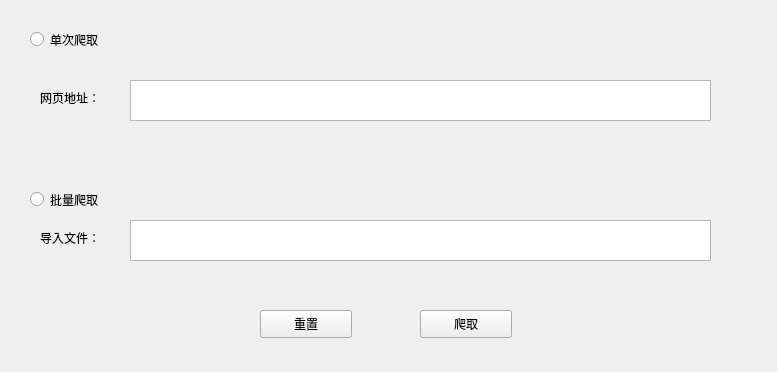
First picture: the form in spider.ui, repository Y-Matin/NewsSpider, before the edit.
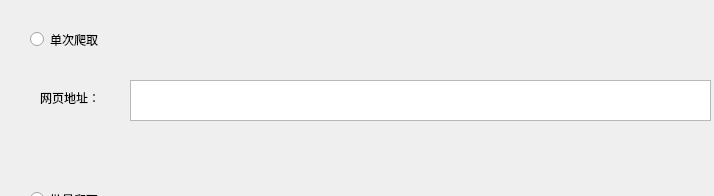
Second picture: the form after the edit. Icons and pictures are not drawn.

Diff of the .ui file:
```diff
--- a/spider.ui
+++ b/spider.ui
@@ -6,8 +6,8 @@
    <rect>
     <x>0</x>
     <y>0</y>
-    <width>777</width>
-    <height>372</height>
+    <width>714</width>
+    <height>196</height>
    </rect>
   </property>
   <property name="windowTitle">
```
